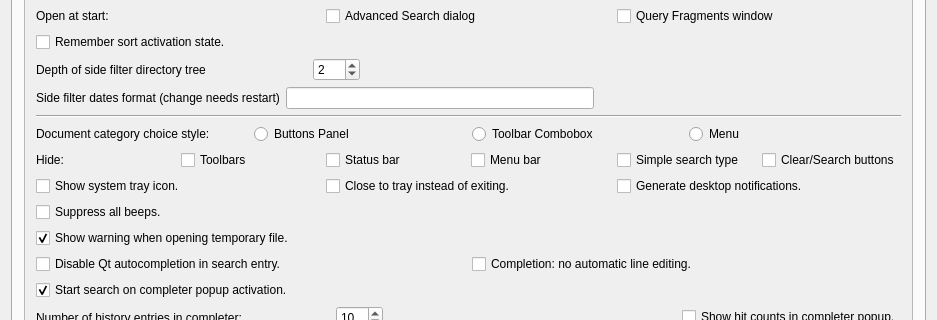
Old version of the form src/qtgui/uiprefs.ui in the repository orsonwang/recoll-windows; both pictures show x 0 to 937 and y 174 to 494 of the 937 by 750 pixel window.
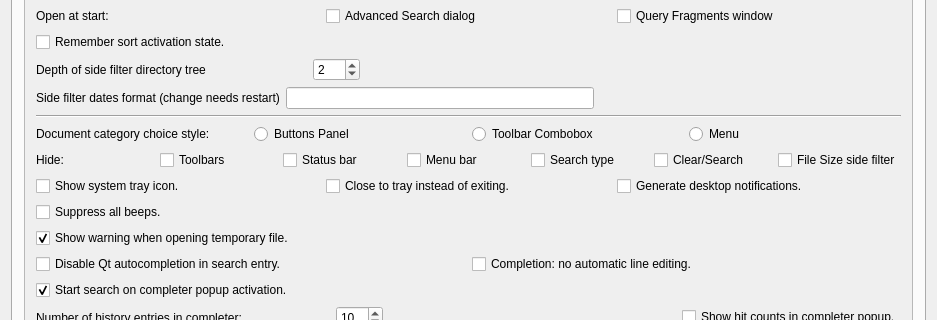
New version of the form.

Commit message: GUI: add option to not show file size filter tool

The edit to the form file:
```diff
--- a/src/qtgui/uiprefs.ui
+++ b/src/qtgui/uiprefs.ui
@@ -392,7 +392,7 @@
                 <string>Show choice in menu only.</string>
                </property>
                <property name="text">
-                <string>Simple search type</string>
+                <string>Search type</string>
                </property>
                <property name="checked">
                 <bool>false</bool>
@@ -402,7 +402,20 @@
              <item>
               <widget class="QCheckBox" name="noClearSearchCB">
                <property name="text">
-                <string>Clear/Search buttons</string>
+                <string>Clear/Search</string>
+               </property>
+               <property name="checked">
+                <bool>false</bool>
+               </property>
+              </widget>
+             </item>
+             <item>
+              <widget class="QCheckBox" name="noSizeFilterCB">
+               <property name="toolTip">
+                <string>Do not show the File Size tool in the side filters section</string>
+               </property>
+               <property name="text">
+                <string>File Size side filter</string>
                </property>
                <property name="checked">
                 <bool>false</bool>
```
The commit also changes 4 other files.
